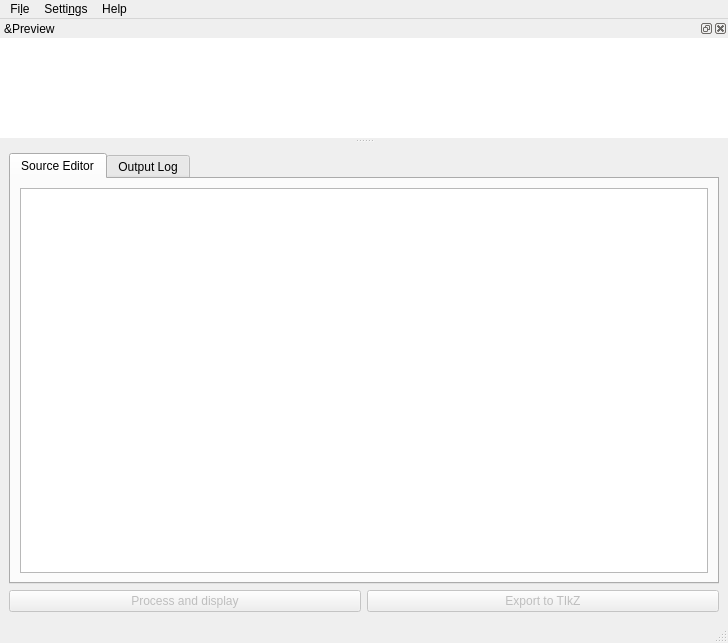
Old version of the form pycirkuit/ui/mainwindow.ui in the repository orestesmas/pycirkuit.
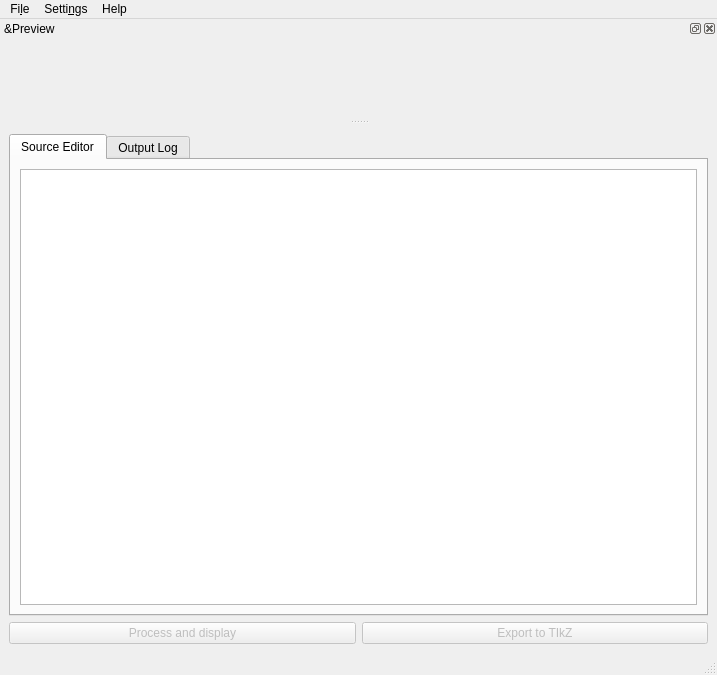
New version of the form. Icons and pictures are not drawn. Custom widgets are drawn as their Qt base class.

The edit to the form file:
```diff
--- a/pycirkuit/ui/mainwindow.ui
+++ b/pycirkuit/ui/mainwindow.ui
@@ -6,8 +6,8 @@
    <rect>
     <x>0</x>
     <y>0</y>
-    <width>728</width>
-    <height>643</height>
+    <width>717</width>
+    <height>675</height>
    </rect>
   </property>
   <property name="minimumSize">
@@ -130,7 +130,7 @@
     <rect>
      <x>0</x>
      <y>0</y>
-     <width>728</width>
+     <width>717</width>
      <height>36</height>
     </rect>
    </property>
@@ -165,13 +165,19 @@
    <addaction name="menuHelp"/>
   </widget>
   <widget class="QStatusBar" name="statusBar"/>
-  <widget class="QDockWidget" name="dockWidget">
+  <widget class="pycktPreviewWidget" name="previewWidget">
    <property name="sizePolicy">
     <sizepolicy hsizetype="Expanding" vsizetype="Expanding">
      <horstretch>1</horstretch>
      <verstretch>1</verstretch>
     </sizepolicy>
    </property>
+   <property name="minimumSize">
+    <size>
+     <width>96</width>
+     <height>100</height>
+    </size>
+   </property>
    <property name="windowIcon">
     <iconset resource="../resources/resources.qrc">
      <normaloff>:/icons/view-preview.png</normaloff>:/icons/view-preview.png</iconset>
@@ -189,120 +195,6 @@
       <verstretch>0</verstretch>
      </sizepolicy>
     </property>
-    <layout class="QHBoxLayout" name="horizontalLayout_4">
-     <property name="spacing">
-      <number>0</number>
-     </property>
-     <property name="leftMargin">
-      <number>0</number>
-     </property>
-     <property name="topMargin">
-      <number>0</number>
-     </property>
-     <property name="rightMargin">
-      <number>0</number>
-     </property>
-     <property name="bottomMargin">
-      <number>0</number>
-     </property>
-     <item>
-      <widget class="pycktImageViewer" name="scrollArea">
-       <property name="autoFillBackground">
-        <bool>false</bool>
-       </property>
-       <property name="frameShape">
-        <enum>QFrame::NoFrame</enum>
-       </property>
-       <property name="frameShadow">
-        <enum>QFrame::Plain</enum>
-       </property>
-       <property name="lineWidth">
-        <number>0</number>
-       </property>
-       <property name="sizeAdjustPolicy">
-        <enum>QAbstractScrollArea::AdjustToContents</enum>
-       </property>
-       <property name="widgetResizable">
-        <bool>true</bool>
-       </property>
-       <property name="widgetResizable">
-        <bool>true</bool>
-       </property>
-       <property name="alignment">
-        <set>Qt::AlignCenter</set>
-       </property>
-       <widget class="QWidget" name="scrollAreaWidgetContents">
-        <property name="geometry">
-         <rect>
-          <x>0</x>
-          <y>0</y>
-          <width>724</width>
-          <height>165</height>
-         </rect>
-        </property>
-        <layout class="QHBoxLayout" name="horizontalLayout_2">
-         <property name="spacing">
-          <number>0</number>
-         </property>
-         <property name="leftMargin">
-          <number>0</number>
-         </property>
-         <property name="topMargin">
-          <number>0</number>
-         </property>
-         <property name="rightMargin">
-          <number>0</number>
-         </property>
-         <property name="bottomMargin">
-          <number>0</number>
-         </property>
-         <item>
-          <widget class="QLabel" name="imatge">
-           <property name="sizePolicy">
-            <sizepolicy hsizetype="MinimumExpanding" vsizetype="MinimumExpanding">
-             <horstretch>1</horstretch>
-             <verstretch>1</verstretch>
-            </sizepolicy>
-           </property>
-           <property name="minimumSize">
-            <size>
-             <width>20</width>
-             <height>100</height>
-            </size>
-           </property>
-           <property name="font">
-            <font>
-             <pointsize>18</pointsize>
-             <weight>75</weight>
-             <bold>true</bold>
-            </font>
-           </property>
-           <property name="autoFillBackground">
-            <bool>false</bool>
-           </property>
-           <property name="styleSheet">
-            <string notr="true">background-color: rgb(255, 255, 255);
-color: rgb(255, 0, 0);</string>
-           </property>
-           <property name="lineWidth">
-            <number>0</number>
-           </property>
-           <property name="text">
-            <string/>
-           </property>
-           <property name="scaledContents">
-            <bool>false</bool>
-           </property>
-           <property name="alignment">
-            <set>Qt::AlignCenter</set>
-           </property>
-          </widget>
-         </item>
-        </layout>
-       </widget>
-      </widget>
-     </item>
-    </layout>
    </widget>
   </widget>
   <action name="actionQuit">
@@ -451,9 +343,9 @@
    <header>pycirkuit/texteditor.h</header>
   </customwidget>
   <customwidget>
-   <class>pycktImageViewer</class>
-   <extends>QScrollArea</extends>
-   <header>pycirkuit/imageviewer.h</header>
+   <class>pycktPreviewWidget</class>
+   <extends>QDockWidget</extends>
+   <header>pycirkuit/previewwidget.h</header>
    <container>1</container>
   </customwidget>
  </customwidgets>
```
